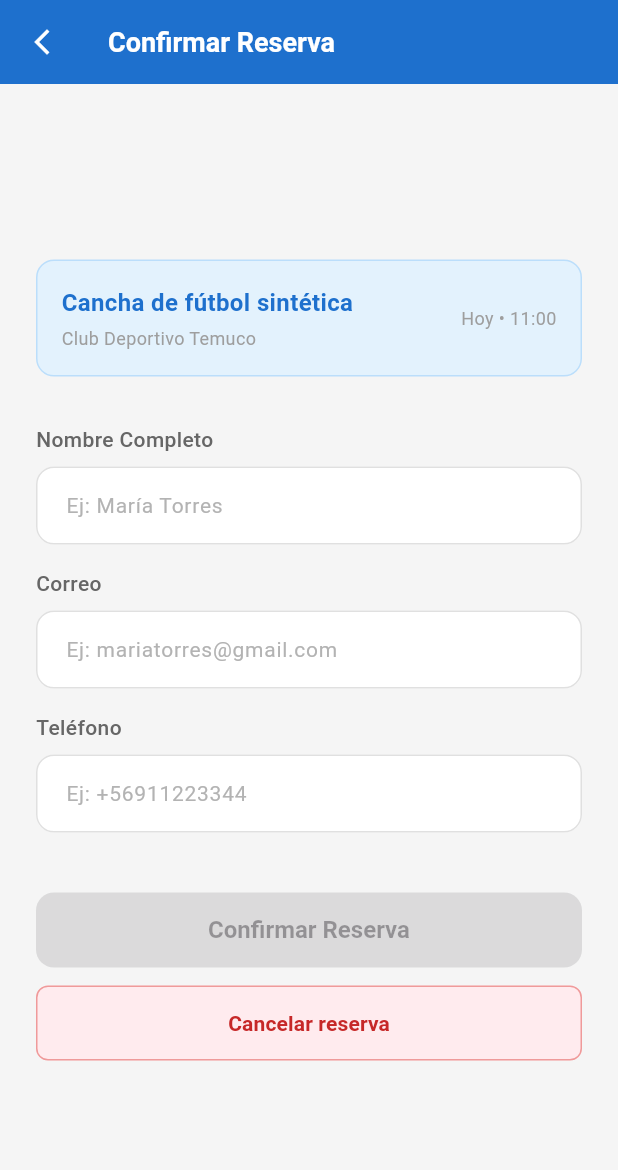
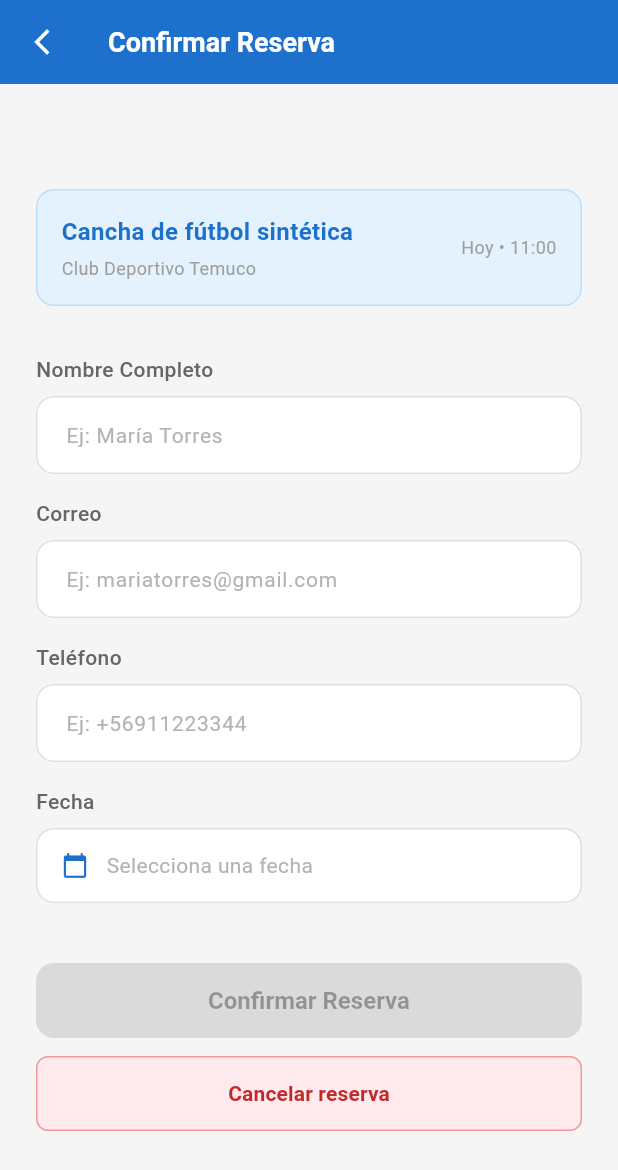
Before and after one commit to SIRE-ORG/SIRE, a Flutter app: the ReservationConfirmScreen screen opened directly with empty values, on a phone screen of 412 x 824 dp. Shown: the top 1170 px of the screen. Run offline on Flutter 3.47's test engine with Material 3 defaults, Android fonts, the phone set to English and light mode, and no system bars; our stand-ins replace cached_network_image, dio, equatable, flutter_dotenv, flutter_riverpod, flutter_secure_storage and 5 more; accounts and stored records are empty; generated files the repository leaves out were written again; project files that could hold a hidden picture were left out.

Commit message:
fix(reservas): re-aplicar selector de fecha obligatorio (también perdido en el merge de #9)
Trae el DatePicker del PR #8 (no mergeado): la reserva ahora exige fecha y manda
YYYY-MM-DD (el backend rechaza placeholders como "Hoy"). Se repurposa la prueba
"habilita el botón" para validar el nuevo gate: con campos completos pero sin
fecha, Confirmar sigue deshabilitado.

```diff
--- a/lib/features/reservations/presentation/screens/reservation_confirm_screen.dart
+++ b/lib/features/reservations/presentation/screens/reservation_confirm_screen.dart
@@ -33,6 +33,7 @@ class _ReservationConfirmScreenState
   final _nombreCtrl = TextEditingController();
   final _correoCtrl = TextEditingController();
   final _telefonoCtrl = TextEditingController();
+  DateTime? _fecha;
 
   @override
   void initState() {
@@ -56,7 +57,19 @@ class _ReservationConfirmScreenState
   bool get _formValido =>
       _nombreCtrl.text.trim().isNotEmpty &&
       _emailValido &&
-      _telefonoCtrl.text.trim().isNotEmpty;
+      _telefonoCtrl.text.trim().isNotEmpty &&
+      _fecha != null;
+
+  Future<void> _pickDate() async {
+    final now = DateTime.now();
+    final picked = await showDatePicker(
+      context: context,
+      initialDate: now.add(const Duration(days: 1)),
+      firstDate: now,
+      lastDate: now.add(const Duration(days: 365)),
+    );
+    if (picked != null) setState(() => _fecha = picked);
+  }
 
   Future<void> _handleConfirm() async {
     if (!_formValido) {
@@ -69,17 +82,23 @@ class _ReservationConfirmScreenState
     }
     setState(() => _loading = true);
     try {
-      final parts = widget.time.contains('-')
-          ? widget.time.split('-')
-          : [widget.time, widget.time];
+      // Fecha real en YYYY-MM-DD (el backend rechaza placeholders como "Hoy").
+      final dateStr = _fecha!.toIso8601String().split('T').first;
+      final parts = widget.time.split('-');
+      final startTime = (parts.isNotEmpty && parts[0].trim().contains(':'))
+          ? parts[0].trim()
+          : '10:00';
+      final endTime = (parts.length > 1 && parts[1].trim().contains(':'))
+          ? parts[1].trim()
+          : '11:00';
       await ref
           .read(reservationActionNotifierProvider.notifier)
           .create(
             params: CreateReservationParams(
               publicationId: widget.id,
-              date: widget.date,
-              startTime: parts[0].trim(),
-              endTime: parts.length > 1 ? parts[1].trim() : parts[0].trim(),
+              date: dateStr,
+              startTime: startTime,
+              endTime: endTime,
             ),
           );
       if (mounted) _showSuccessDialog(context);
@@ -326,6 +345,62 @@ class _ReservationConfirmScreenState
                         keyboardType: TextInputType.phone,
                         controller: _telefonoCtrl,
                       ),
+                      const SizedBox(height: 16),
+                      Column(
+                        crossAxisAlignment: CrossAxisAlignment.start,
+                        children: [
+                          const Text(
+                            'Fecha',
+                            style: TextStyle(
+                              fontSize: 14,
+                              fontWeight: FontWeight.w500,
+                              color: Color(0xFF666666),
+                            ),
+                          ),
+                          const SizedBox(height: 8),
+                          InkWell(
+                            onTap: _pickDate,
+                            borderRadius: BorderRadius.circular(12),
+                            child: Container(
+                              width: double.infinity,
+                              padding: const EdgeInsets.symmetric(
+                                horizontal: 16,
+                                vertical: 14,
+                              ),
+                              decoration: BoxDecoration(
+                                color: Colors.white,
+                                borderRadius: BorderRadius.circular(12),
+                                border: Border.all(
+                                  color: const Color(0xFFE0E0E0),
+                                ),
+                              ),
+                              child: Row(
+                                children: [
+                                  const Icon(
+                                    Icons.calendar_today,
+                                    size: 18,
+                                    color: Color(0xFF1E70CD),
+                                  ),
+                                  const SizedBox(width: 12),
+                                  Text(
+                                    _fecha == null
+                                        ? 'Selecciona una fecha'
+                                        : '${_fecha!.day.toString().padLeft(2, '0')}/'
+                                              '${_fecha!.month.toString().padLeft(2, '0')}/'
+                                              '${_fecha!.year}',
+                                    style: TextStyle(
+                                      color: _fecha == null
+                                          ? const Color(0xFFB3B3B3)
+                                          : const Color(0xFF1E293B),
+                                      fontSize: 14,
+                                    ),
+                                  ),
+                                ],
+                              ),
+                            ),
+                          ),
+                        ],
+                      ),
                       const SizedBox(height: 40),
                       SizedBox(
                         width: double.infinity,
```
Also changed, not shown: 1 other file.
